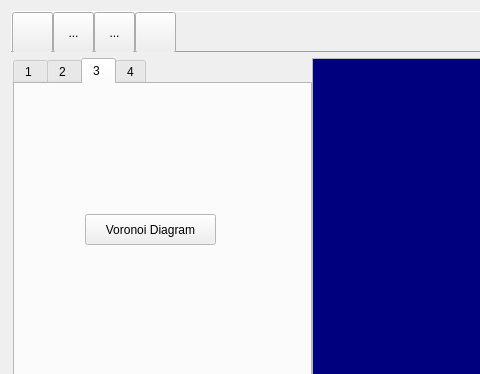
Before: the Qt Designer form 03_Voronoi_Diagram/mainframe.ui in mqjinwon/robotnavigation, drawn with Qt 5; both pictures show x 0 to 480 and y 0 to 374 of the 622 by 461 pixel window.
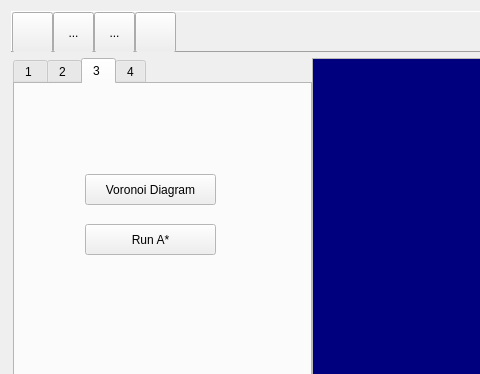
After: the same form once the commit is applied. Icons and pictures are not drawn.

The edit to the form file:
```diff
--- a/03_Voronoi_Diagram/mainframe.ui
+++ b/03_Voronoi_Diagram/mainframe.ui
@@ -576,7 +576,7 @@
          <property name="geometry">
           <rect>
            <x>70</x>
-           <y>130</y>
+           <y>90</y>
            <width>131</width>
            <height>31</height>
           </rect>
@@ -585,6 +585,19 @@
           <string>Voronoi Diagram</string>
          </property>
         </widget>
+        <widget class="QPushButton" name="voronoiAstar">
+         <property name="geometry">
+          <rect>
+           <x>70</x>
+           <y>140</y>
+           <width>131</width>
+           <height>31</height>
+          </rect>
+         </property>
+         <property name="text">
+          <string>Run A*</string>
+         </property>
+        </widget>
        </widget>
        <widget class="QWidget" name="tab_3">
         <attribute name="title">
```
Left out of the diff: 2 changed lines with no effect on the pictures.
